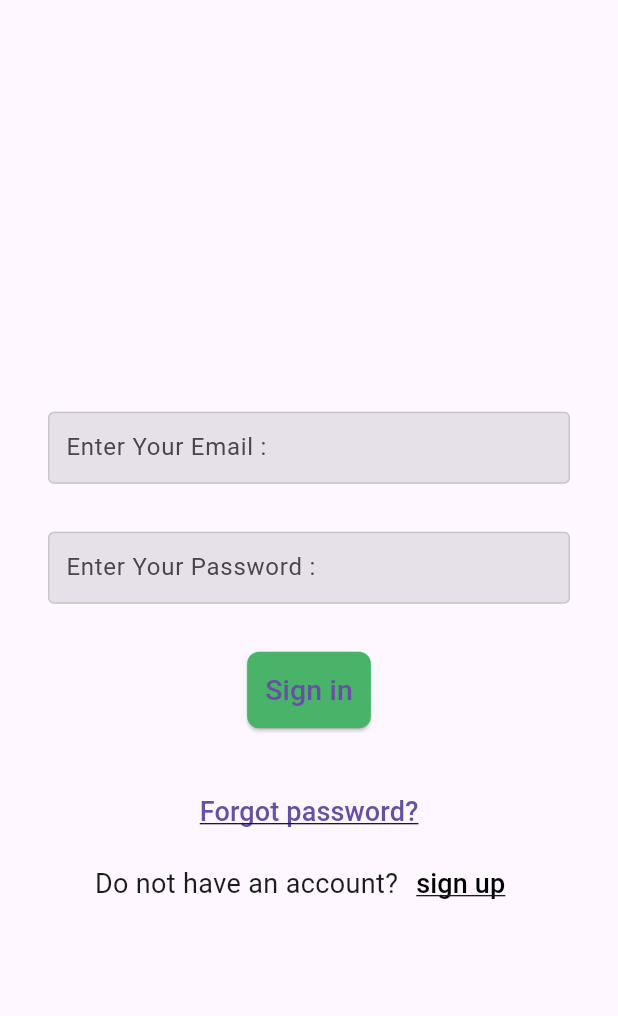
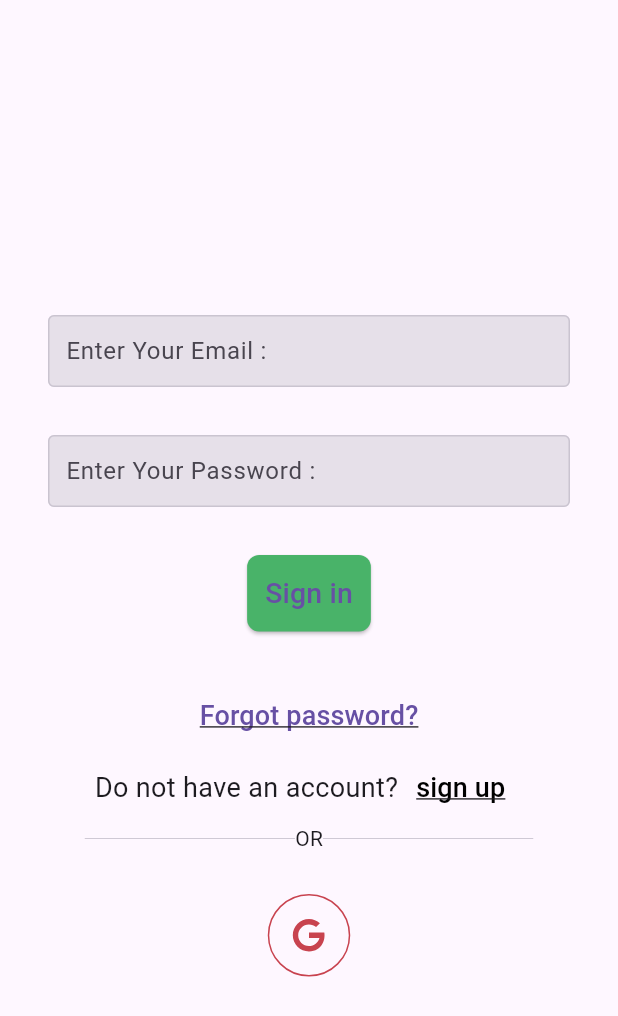
Before and after one commit to reda2032/ali_hassan, a Flutter app: the screen it shows after launch, on a phone screen of 412 x 824 dp. Shown: the top 1016 px of the screen. Run offline on Flutter 3.47's test engine with Material 3 defaults, Android fonts, the phone set to English and light mode, and no system bars; our stand-ins replace email_validator, firebase_auth, firebase_core, flutter_svg, google_sign_in; accounts and stored records are empty.

Commit message:
Google Sign in

```diff
--- a/lib/flower_app/pages/login.dart
+++ b/lib/flower_app/pages/login.dart
@@ -1,10 +1,13 @@
 import 'package:ali_hassan/flower_app/pages/forgot_passowrd.dart';
 import 'package:ali_hassan/flower_app/pages/home.dart';
 import 'package:ali_hassan/flower_app/pages/register.dart';
+import 'package:ali_hassan/flower_app/provider/google_signin.dart';
 import 'package:ali_hassan/flower_app/shared/colors.dart';
 import 'package:ali_hassan/flower_app/shared/snackbar.dart';
 import 'package:firebase_auth/firebase_auth.dart';
 import 'package:flutter/material.dart';
+import 'package:flutter_svg/flutter_svg.dart';
+import 'package:provider/provider.dart';
 
 import '../shared/custom_textfield.dart';
 
@@ -44,6 +47,7 @@ class _LoginState extends State<Login> {
 
   @override
   Widget build(BuildContext context) {
+    final googleSignInProvider = Provider.of<GoogleSignInProvider>(context);
     return SafeArea(
       child: Scaffold(
         body: Padding(
@@ -76,7 +80,7 @@ class _LoginState extends State<Login> {
                   await signIn();
                   Navigator.pushReplacement(
                     context,
-                    MaterialPageRoute(builder: (context) => Home()),
+                    MaterialPageRoute(builder: (context) => const Home()),
                   );
                 },
                 style: ButtonStyle(
@@ -95,10 +99,11 @@ class _LoginState extends State<Login> {
                 onPressed: () {
                   Navigator.push(
                     context,
-                    MaterialPageRoute(builder: (context) => ForgotPassword()),
+                    MaterialPageRoute(
+                        builder: (context) => const ForgotPassword()),
                   );
                 },
-                child: Text("Forgot password?",
+                child: const Text("Forgot password?",
                     style: TextStyle(
                         fontSize: 18, decoration: TextDecoration.underline)),
               ),
@@ -126,7 +131,48 @@ class _LoginState extends State<Login> {
                     ),
                   ),
                 ],
-              )
+              ),
+              const SizedBox(
+                width: 299,
+                child: Row(
+                  children: [
+                    Expanded(
+                        child: Divider(
+                      thickness: 0.6,
+                    )),
+                    Text(
+                      "OR",
+                      style: TextStyle(),
+                    ),
+                    Expanded(
+                        child: Divider(
+                      thickness: 0.6,
+                    )),
+                  ],
+                ),
+              ),
+              Container(
+                margin: const EdgeInsets.symmetric(vertical: 27),
+                child: GestureDetector(
+                  onTap: () {
+                    googleSignInProvider.googlelogin();
+                  },
+                  child: Container(
+                    padding: const EdgeInsets.all(13),
+                    decoration: BoxDecoration(
+                        shape: BoxShape.circle,
+                        border: Border.all(
+                            // color: Colors.purple,
+                            color: const Color.fromARGB(255, 200, 67, 79),
+                            width: 1)),
+                    child: SvgPicture.asset(
+                      "assets/icons/google.svg",
+                      color: const Color.fromARGB(255, 200, 67, 79),
+                      height: 27,
+                    ),
+                  ),
+                ),
+              ),
             ],
           ),
         ),
--- /dev/null
+++ b/lib/flower_app/provider/google_signin.dart
@@ -0,0 +1,23 @@
+import 'package:firebase_auth/firebase_auth.dart';
+import 'package:flutter/material.dart';
+import 'package:google_sign_in/google_sign_in.dart';
+
+class GoogleSignInProvider with ChangeNotifier {
+  final googleSignIn = GoogleSignIn();
+  GoogleSignInAccount? _user;
+  GoogleSignInAccount get user => _user!;
+
+
+  googlelogin() async {
+    final googleUser = await googleSignIn.signIn();
+    if (googleSignIn == null) return;
+    _user = googleUser;
+    final googleAuth = await googleUser?.authentication;
+    final credential = GoogleAuthProvider.credential(
+      accessToken: googleAuth?.accessToken,
+      idToken: googleAuth?.idToken,
+    );
+    await FirebaseAuth.instance.signInWithCredential(credential);
+    notifyListeners();
+  }
+}
--- a/lib/main.dart
+++ b/lib/main.dart
@@ -2,11 +2,13 @@ import 'package:ali_hassan/firebase_options.dart';
 import 'package:ali_hassan/flower_app/pages/login.dart';
 import 'package:ali_hassan/flower_app/pages/verify_email.dart';
 import 'package:ali_hassan/flower_app/provider/cart_provider.dart';
+import 'package:ali_hassan/flower_app/provider/google_signin.dart';
 import 'package:ali_hassan/flower_app/shared/snackbar.dart';
 import 'package:firebase_auth/firebase_auth.dart';
 import 'package:firebase_core/firebase_core.dart';
 import 'package:flutter/material.dart';
 import 'package:provider/provider.dart';
+// import 'package:google_sign_in/google_sign_in.dart';
 
 void main() async {
   WidgetsFlutterBinding.ensureInitialized();
@@ -22,10 +24,15 @@ class MyApp extends StatelessWidget {
   // This widget is the root of your application.
   @override
   Widget build(BuildContext context) {
-    return ChangeNotifierProvider(
-      create: (context) {
-        return CartProvider();
-      },
+    return MultiProvider(
+      providers: [
+        ChangeNotifierProvider(create: (context) {
+          return CartProvider();
+        }),
+        ChangeNotifierProvider(create: (context) {
+          return GoogleSignInProvider();
+        }),
+      ],
       child: MaterialApp(
         // theme: ThemeData.dark(),
         debugShowCheckedModeBanner: false,
--- a/pubspec.yaml
+++ b/pubspec.yaml
@@ -39,6 +39,8 @@ dependencies:
   firebase_core: ^2.25.4
   firebase_auth: ^4.17.5
   email_validator: ^2.1.17
+  google_sign_in: ^6.2.1
+  flutter_svg: ^2.0.10+1
 
 dev_dependencies:
   flutter_test:
@@ -65,6 +67,7 @@ flutter:
   # To add assets to your application, add an assets section, like this:
   assets:
    - assets/img/
+   - assets/icons/
   #   - images/a_dot_ham.jpeg
 
   # An image asset can refer to one or more resolution-specific "variants", see
```
Also changed, not shown: assets/icons/google.svg (added), pubspec.lock.
